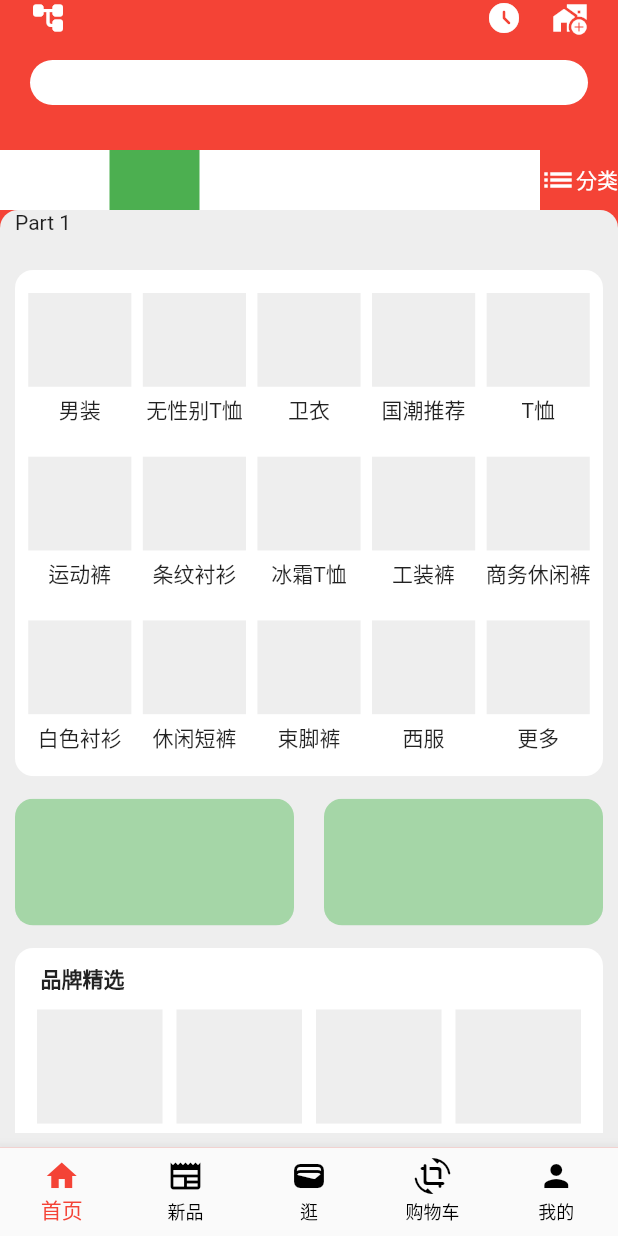
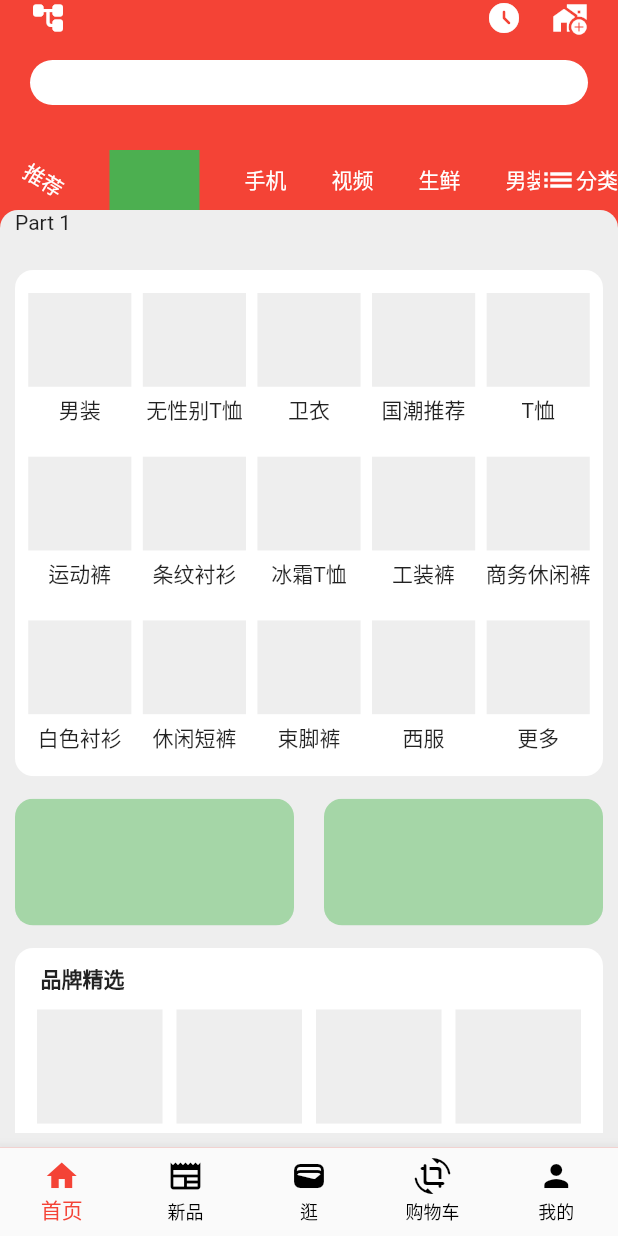
Before and after one commit to haoyoumoli/flutter_jd_demo, a Flutter app: the screen it shows after launch, after a tap on "运动", on a phone screen of 412 x 824 dp. Run offline on Flutter 3.47's test engine with Material 2 defaults, Android fonts, the phone set to English and light mode, and no system bars; our stand-ins replace cached_network_image, card_swiper, video_player; network calls fail.

Commit message:
提交修改

```diff
--- a/lib/demo_common.dart
+++ b/lib/demo_common.dart
@@ -1,6 +1,6 @@
 class ImgUrls {
   static String get girl =>
-      'https://gimg2.baidu.com/image_search/src=http%3A%2F%2Fimg.jj20.com%2Fup%2Fallimg%2F1115%2F101021113337%2F211010113337-2-1200.jpg&refer=http%3A%2F%2Fimg.jj20.com&app=2002&size=f9999,10000&q=a80&n=0&g=0n&fmt=auto?sec=1658905314&t=ab4a30ca013b3a4a53c5847ae30007f0';
+      'https://gimg2.baidu.com/image_search/src=http%3A%2F%2Fup.enterdesk.com%2Fedpic_source%2F81%2Ff8%2Fc2%2F81f8c2d8bea55c7b77ba0c4446f2e6a1.jpg&refer=http%3A%2F%2Fup.enterdesk.com&app=2002&size=f9999,10000&q=a80&n=0&g=0n&fmt=auto?sec=1669361538&t=d54b5177e204a08ae7b9b7e9b62c1d02';
 }
 
 class VideoUrls {
--- a/lib/widgets/jd_home_tabbs.dart
+++ b/lib/widgets/jd_home_tabbs.dart
@@ -57,7 +57,7 @@ class _JdHomeTabsState extends State<JdHomeTabs> with TickerProviderStateMixin {
     debugPrint('JdHomeTabs build');
     return Container(
         height: 40.0,
-        color: Colors.white,
+        color: Colors.red,
         child: Row(
           crossAxisAlignment: CrossAxisAlignment.center,
           children: [
```
Also changed, not shown: lib/pages/jd_carefully_chosen_page.dart (+4 -3 lines).
